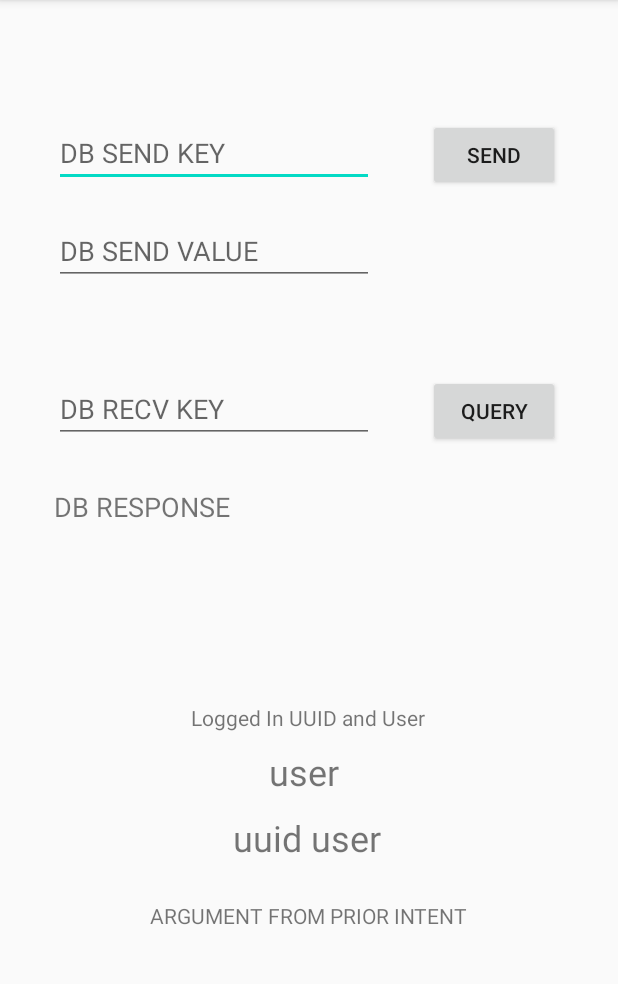
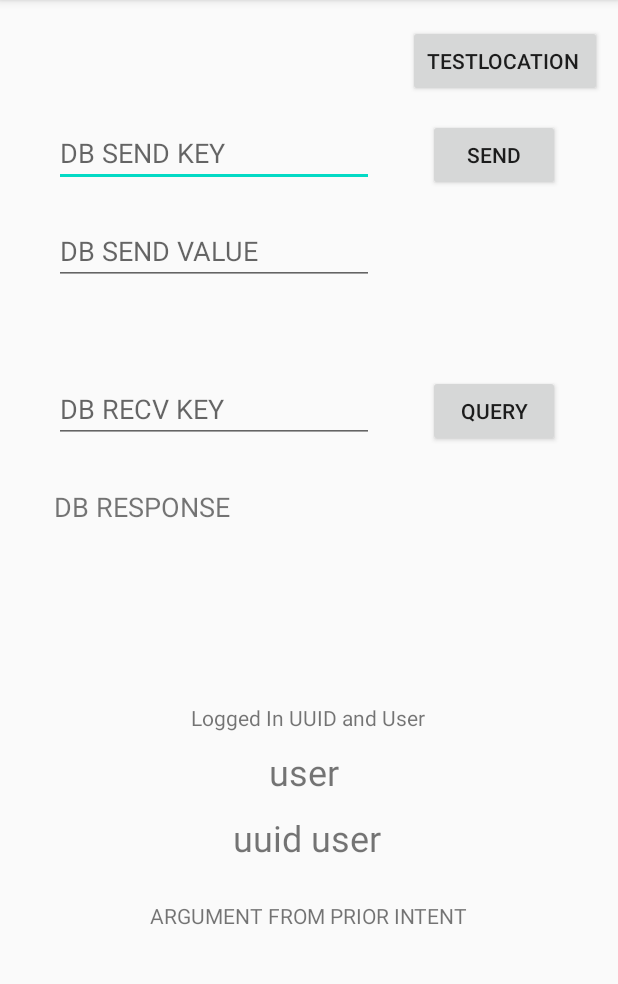
Before and after one commit to Teabeans/css390_arapp, an Android app: the lobby screen opened directly, with no data from a screen before it, on a phone screen of 412 x 824 dp, the part 84-1068 px from its top. Run offline under Robolectric (Android 15) with nearby library versions, the phone set to English and light mode, and no system bars; our stand-ins replace Firebase (no records; nobody signed in at launch, a user with empty details on screens opened directly); 1 statement that could not run was skipped.

Commit message:
Update current location in Firebase for currently logged in user

```diff
--- a/app/src/main/java/com/example/css390_arapp/MainActivity.kt
+++ b/app/src/main/java/com/example/css390_arapp/MainActivity.kt
@@ -165,7 +165,7 @@ class MainActivity : AppCompatActivity() {
         val uid = FirebaseAuth.getInstance().uid ?: ""
         val ref = FirebaseDatabase.getInstance().getReference("/users/$uid")
         //Create user object to variable 'user'
-        val user = User(uid, nameRegister_textview.text.toString(), profileImageUrl, "alt long lat")
+        val user = User(uid, nameRegister_textview.text.toString(), profileImageUrl, "alt long lat", "time")
         //Update user object in database
         ref.setValue(user)
             .addOnSuccessListener {
@@ -184,4 +184,4 @@ class MainActivity : AppCompatActivity() {
 }
 
 //User object for Firebase updating
-class User(val uid: String, val username: String, val profileImageUrl: String, val location: String)
+class User(val uid: String, val username: String, val profileImageUrl: String, val location: String, val timeUpdated: String)
--- a/app/src/main/res/layout/activity_lobby.xml
+++ b/app/src/main/res/layout/activity_lobby.xml
@@ -5,6 +5,19 @@
     android:layout_width="match_parent"
     android:layout_height="match_parent"
     tools:context=".lobby">
+
+    <Button
+        android:id="@+id/testLocationLobbyButton"
+        android:layout_width="wrap_content"
+        android:layout_height="wrap_content"
+        android:text="TestLocation
+"
+        app:layout_constraintBottom_toBottomOf="parent"
+        app:layout_constraintEnd_toEndOf="parent"
+        app:layout_constraintHorizontal_bias="0.962"
+        app:layout_constraintStart_toStartOf="parent"
+        app:layout_constraintTop_toTopOf="parent"
+        app:layout_constraintVertical_bias="0.023" />
 
     <EditText
         android:id="@+id/db_send_key"
```
Also changed, not shown: app/src/main/java/com/example/css390_arapp/lobby.kt (+65 -0 lines).
